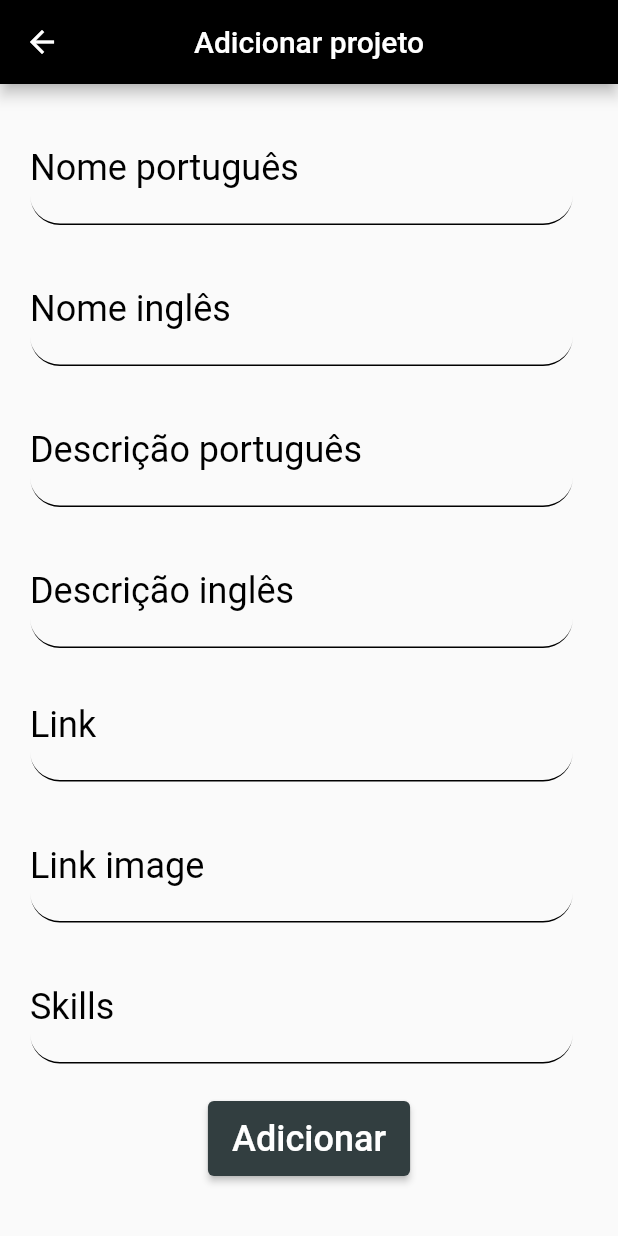
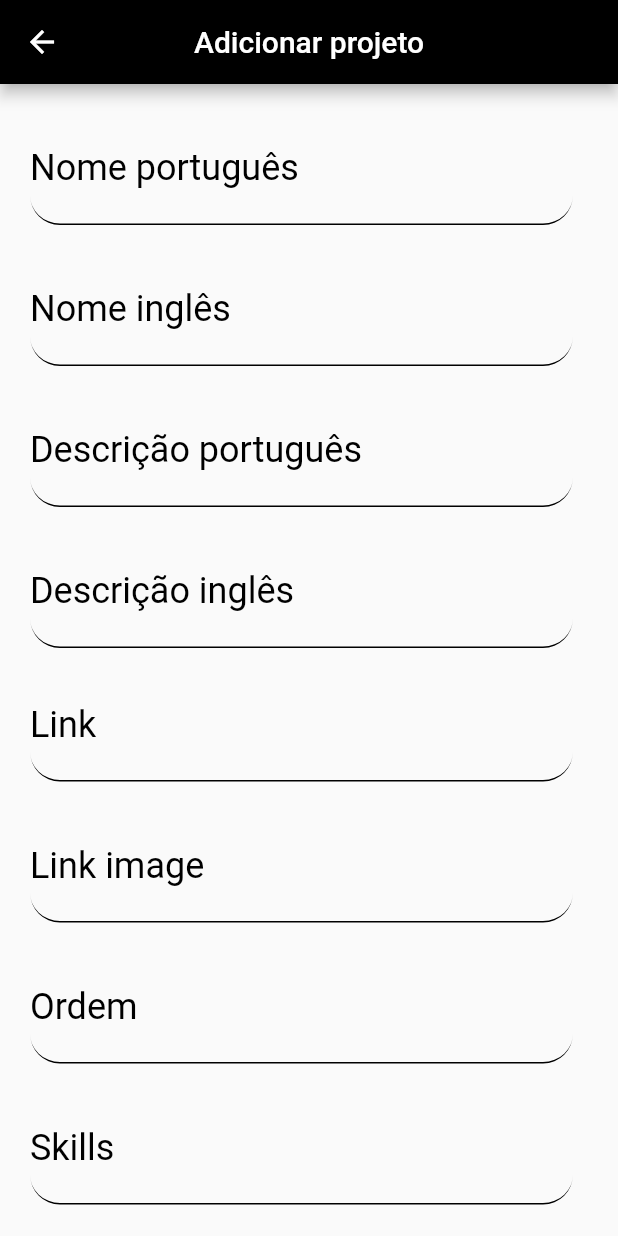
Before and after one commit to guicrisostomo/app-help-me-projects, a Flutter app: the ScreenAddProject screen opened by its route, on a phone screen of 412 x 824 dp. Run offline on Flutter 3.47's test engine with Material 2 defaults, Android fonts, the phone set to English and light mode, and no system bars; our stand-ins replace cloud_firestore, firebase_core, flutter_svg; accounts and stored records are empty.

Commit message:
feat: add field order

```diff
--- a/lib/view/screen_add_project.dart
+++ b/lib/view/screen_add_project.dart
@@ -21,6 +21,7 @@ class _ScreenAddProjectState extends State<ScreenAddProject> {
   var txtLink = TextEditingController();
   var txtLinkImage = TextEditingController();
   var txtSkills = TextEditingController();
+  var txtOrder = TextEditingController();
   List<String> listSkill = [];
 
   @override
@@ -55,6 +56,9 @@ class _ScreenAddProjectState extends State<ScreenAddProject> {
               const SizedBox(height: 5,),
               TextFieldGeneral('Link image', txtLinkImage, context),
               const SizedBox(height: 5,),
+              TextFieldGeneral('Ordem', txtOrder, context),
+              const SizedBox(height: 5,),
+
               TextFieldSkills(rotulo: 'Skills', variavel: txtSkills, onChanged:(value) {
                 setState(() {
                   txtSkills.text = value;
@@ -114,7 +118,7 @@ class _ScreenAddProjectState extends State<ScreenAddProject> {
 
     Future<void> AddProject() {
       return projects
-        .add({'nomePT': txtNomePT.text, 'nomeEN': txtNomeEN.text, 'descricaoPT': txtDescricaoPT.text, 'descricaoEN': txtDescricaoEN.text, 'link': txtLink.text, 'linkImage': txtLinkImage.text, 'order': '0', 'skills': listSkill});
+        .add({'nomePT': txtNomePT.text, 'nomeEN': txtNomeEN.text, 'descricaoPT': txtDescricaoPT.text, 'descricaoEN': txtDescricaoEN.text, 'link': txtLink.text, 'linkImage': txtLinkImage.text, 'order': txtOrder.text, 'skills': listSkill});
     }
 
     return ElevatedButton(
--- a/lib/view/screen_edit_project.dart
+++ b/lib/view/screen_edit_project.dart
@@ -20,6 +20,7 @@ class _ScreenEditProjectState extends State<ScreenEditProject> {
   var txtLink = TextEditingController();
   var txtLinkImage = TextEditingController();
   var txtSkills = TextEditingController();
+  var txtOrder = TextEditingController();
   var flagPassArgumentsText = 0;
   List<String> listSkill = [];
 
@@ -59,6 +60,7 @@ class _ScreenEditProjectState extends State<ScreenEditProject> {
       txtDescricaoEN.text = p['descricaoEN'];
       txtLink.text = p['link'];
       txtLinkImage.text = p['linkImage'];
+      txtOrder.text = p['order'];
 
     }
   }
@@ -92,6 +94,8 @@ class _ScreenEditProjectState extends State<ScreenEditProject> {
               TextFieldGeneral('Link', txtLink, context),
               const SizedBox(height: 5,),
               TextFieldGeneral('Link image', txtLinkImage, context),
+              const SizedBox(height: 5,),
+              TextFieldGeneral('Ordem', txtOrder, context),
               const SizedBox(height: 5,),
               TextFieldSkills(rotulo: 'Skills', variavel: txtSkills, onChanged:(value) {
                 setState(() {
@@ -154,7 +158,7 @@ class _ScreenEditProjectState extends State<ScreenEditProject> {
   Future<void> updateProject() {
     return projects
       .doc(id)
-      .update({'nomePT': txtNomePT.text, 'nomeEN': txtNomeEN.text, 'descricaoPT': txtDescricaoPT.text, 'descricaoEN': txtDescricaoEN.text, 'link': txtLink.text, 'linkImage': txtLinkImage.text, 'skills': listSkill});
+      .update({'nomePT': txtNomePT.text, 'nomeEN': txtNomeEN.text, 'descricaoPT': txtDescricaoPT.text, 'descricaoEN': txtDescricaoEN.text, 'link': txtLink.text, 'linkImage': txtLinkImage.text, 'order': txtOrder.text, 'skills': listSkill});
   }
 
     return ElevatedButton(
```
